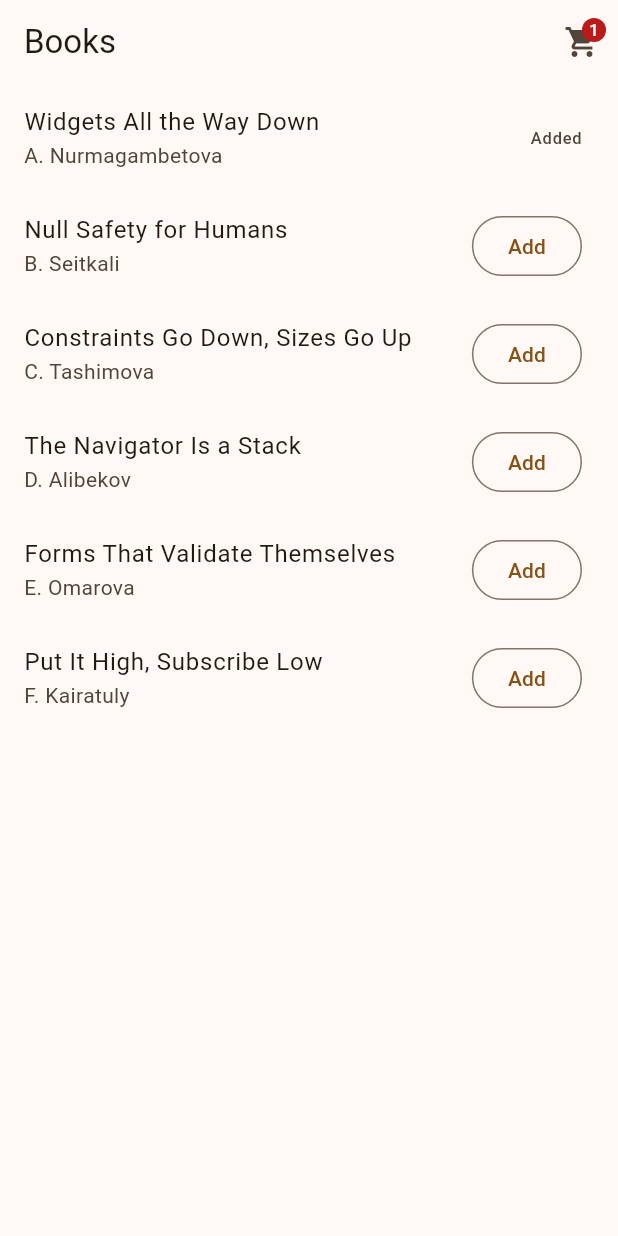
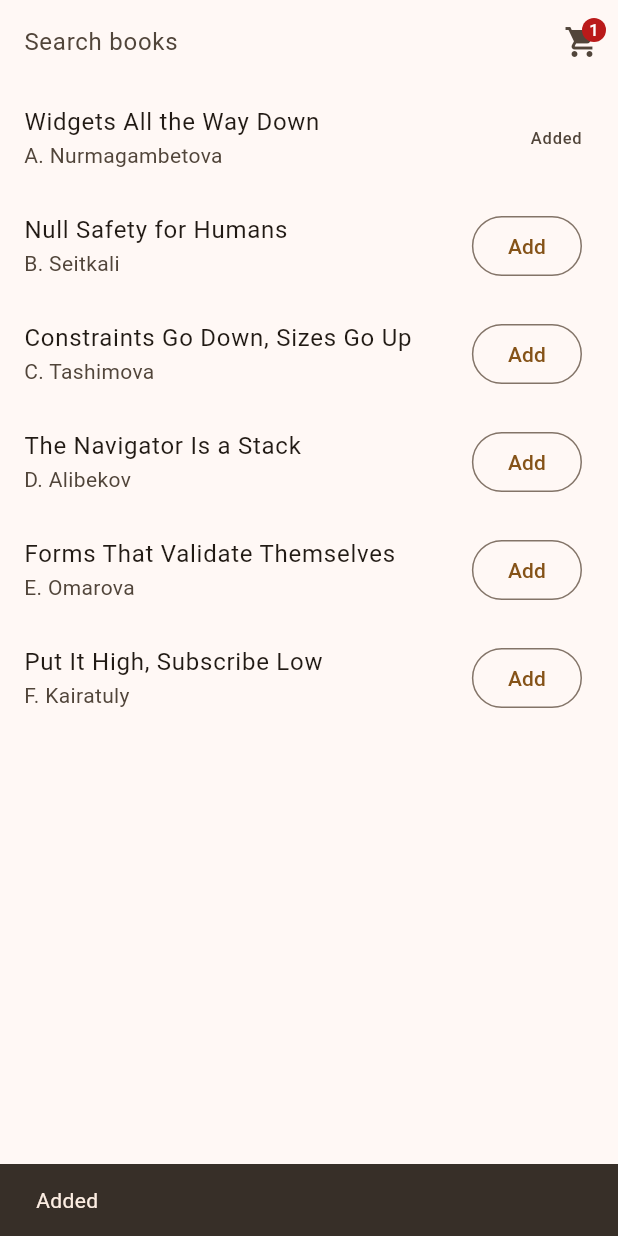
Before and after one commit to zhiba22/flutter-2026-zhibek, a Flutter app: the screen it shows after launch, after a tap on "Add", on a phone screen of 412 x 824 dp. Run offline on Flutter 3.47's test engine with Material 3 defaults, Android fonts, the phone set to English and light mode, and no system bars.

Commit message:
SnackBar, clear dialog, search field, NOTES where does it live, screenshots

```diff
--- a/shop9/lib/books_screen.dart
+++ b/shop9/lib/books_screen.dart
@@ -5,21 +5,40 @@ import 'cart_badge.dart';
 import 'models/book.dart';
 import 'models/cart.dart';
 
-class BooksScreen extends StatelessWidget {
+class BooksScreen extends StatefulWidget {
   const BooksScreen({super.key});
+
+  @override
+  State<BooksScreen> createState() => _BooksScreenState();
+}
+
+class _BooksScreenState extends State<BooksScreen> {
+  String _query = '';
 
   @override
   Widget build(BuildContext context) {
     debugPrint('BooksScreen build');
+    final shown = books
+        .where((b) => b.title.toLowerCase().contains(_query.toLowerCase()))
+        .toList();
+
     return Scaffold(
       appBar: AppBar(
-        title: const Text('Books'),
+        title: TextField(
+          decoration: const InputDecoration(
+            hintText: 'Search books',
+            border: InputBorder.none,
+          ),
+          onChanged: (value) => setState(() => _query = value),
+        ),
         actions: const [CartBadge()],
       ),
       body: ListView.builder(
-        itemCount: books.length,
+        itemCount: shown.length,
         itemBuilder: (context, i) {
-          final b = books[i];
+          final b = shown[i];
+          return Builder(
+            builder: (context) {
               debugPrint('row ${b.title}');
               final inCart = context.select<Cart, bool>(
                 (c) => c.items.contains(b),
@@ -30,9 +49,18 @@ class BooksScreen extends StatelessWidget {
                 trailing: inCart
                     ? const Text('Added')
                     : OutlinedButton(
-                    onPressed: () => context.read<Cart>().add(b),
+                        onPressed: () {
+                          final ok = context.read<Cart>().add(b);
+                          if (ok) {
+                            ScaffoldMessenger.of(context).showSnackBar(
+                              const SnackBar(content: Text('Added')),
+                            );
+                          }
+                        },
                         child: const Text('Add'),
                       ),
+              );
+            },
           );
         },
       ),
--- a/shop9/lib/cart_badge.dart
+++ b/shop9/lib/cart_badge.dart
@@ -11,10 +11,7 @@ class CartBadge extends StatelessWidget {
     debugPrint('badge build');
     final n = context.select<Cart, int>((c) => c.count);
     return IconButton(
-      icon: Badge(
-        label: Text('$n'),
-        child: const Icon(Icons.shopping_cart),
-      ),
+      icon: Badge(label: Text('$n'), child: const Icon(Icons.shopping_cart)),
       onPressed: () => Navigator.of(context).pushNamed('/cart'),
     );
   }
--- a/shop9/lib/main.dart
+++ b/shop9/lib/main.dart
@@ -5,9 +5,8 @@ import 'books_screen.dart';
 import 'cart_screen.dart';
 import 'models/cart.dart';
 
-void main() => runApp(
-      ChangeNotifierProvider(create: (_) => Cart(), child: const Shell()),
-    );
+void main() =>
+    runApp(ChangeNotifierProvider(create: (_) => Cart(), child: const Shell()));
 
 class Shell extends StatelessWidget {
   const Shell({super.key});
--- a/shop9/lib/models/book.dart
+++ b/shop9/lib/models/book.dart
@@ -1,9 +1,5 @@
 class Book {
-  const Book({
-    required this.title,
-    required this.author,
-    required this.price,
-  });
+  const Book({required this.title, required this.author, required this.price});
 
   final String title;
   final String author;
@@ -14,16 +10,23 @@ const books = [
   Book(
     title: 'Widgets All the Way Down',
     author: 'A. Nurmagambetova',
-      price: 4200),
+    price: 4200,
+  ),
   Book(title: 'Null Safety for Humans', author: 'B. Seitkali', price: 3100),
   Book(
     title: 'Constraints Go Down, Sizes Go Up',
     author: 'C. Tashimova',
-      price: 5600),
+    price: 5600,
+  ),
   Book(title: 'The Navigator Is a Stack', author: 'D. Alibekov', price: 2900),
   Book(
     title: 'Forms That Validate Themselves',
     author: 'E. Omarova',
-      price: 3800),
-  Book(title: 'Put It High, Subscribe Low', author: 'F. Kairatuly', price: 4700),
+    price: 3800,
+  ),
+  Book(
+    title: 'Put It High, Subscribe Low',
+    author: 'F. Kairatuly',
+    price: 4700,
+  ),
 ];
```
Also changed, not shown: shop9/lib/cart_screen.dart (+33 -1 lines), shop9/lib/models/cart.dart (line endings or trailing spaces), shop9/screenshot_books.png (added), shop9/screenshot_cart.png (added), 1 other file. Lines whose indentation alone changed are shown as unchanged.
